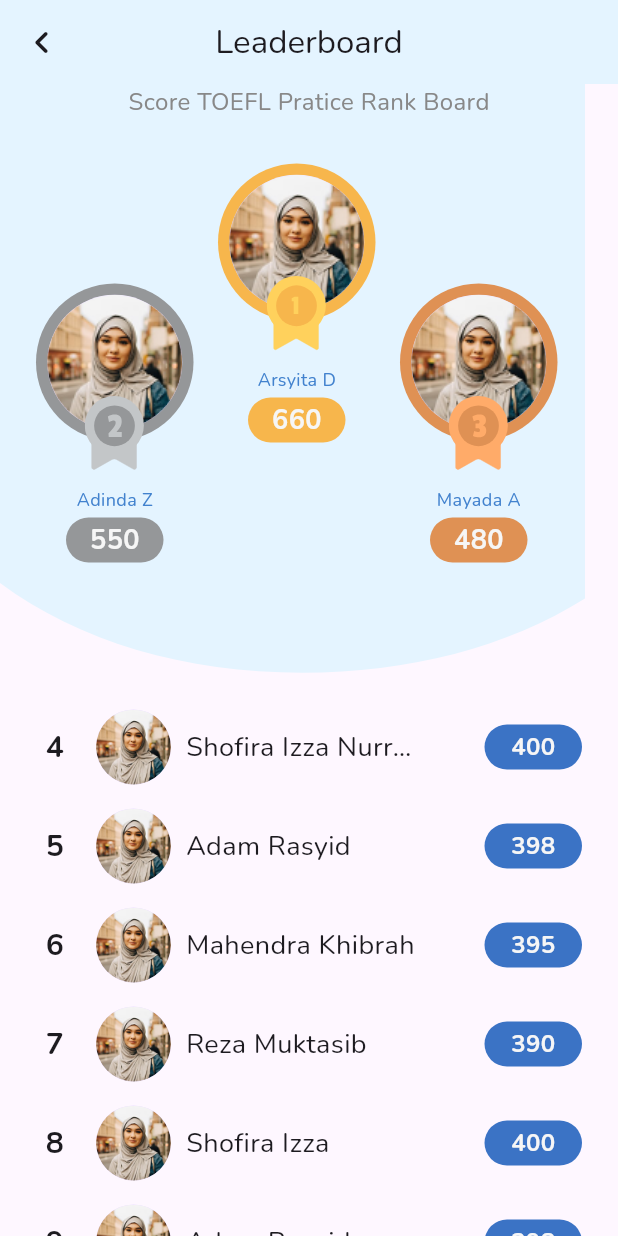
After one commit to MahendraKhibrah/toefl-app, a Flutter app: the RankPage screen opened by its route, on a phone screen of 412 x 824 dp. The commit adds this screen. Run offline on Flutter 3.47's test engine with Material 3 defaults, Android fonts, the light colour scheme and no system bars; our stand-ins replace dio, easy_debounce, easy_localization, flutter_riverpod, flutter_svg, flutter_widget_from_html and 8 more; accounts and stored records are empty; generated files the repository leaves out were written again; statements that could not run were skipped.

Commit message:
add rank page

```diff
--- /dev/null
+++ b/devtools_options.yaml
@@ -0,0 +1 @@
+extensions:
--- /dev/null
+++ b/lib/pages/rank_page.dart
@@ -0,0 +1,135 @@
+import 'package:flutter/cupertino.dart';
+import 'package:flutter/material.dart';
+import 'package:flutter/widgets.dart';
+import 'package:flutter_svg/svg.dart';
+import 'package:toefl/utils/colors.dart';
+import 'package:toefl/utils/hex_color.dart';
+import 'package:toefl/widgets/rank_page/list_rank.dart';
+import 'package:toefl/widgets/rank_page/profile_rank.dart';
+
+class RankPage extends StatefulWidget {
+  const RankPage({super.key});
+
+  @override
+  State<RankPage> createState() => _RankPageState();
+}
+
+class Player {
+  final String name;
+  final int score;
+
+  Player({required this.name, required this.score});
+}
+
+class _RankPageState extends State<RankPage> {
+  final List<Player> players = [
+    Player(name: 'Shofira Izza Nurrohmah', score: 400),
+    Player(name: 'Adam Rasyid', score: 398),
+    Player(name: 'Mahendra Khibrah', score: 395),
+    Player(name: 'Reza Muktasib', score: 390),
+    Player(name: 'Shofira Izza', score: 400),
+    Player(name: 'Adam Rasyid', score: 398),
+    Player(name: 'Mahendra Khibrah', score: 395),
+    Player(name: 'Reza Muktasib', score: 390),
+  ];
+
+  @override
+  Widget build(BuildContext context) {
+    return Scaffold(
+      appBar: AppBar(
+        scrolledUnderElevation: 0,
+        backgroundColor: HexColor(mariner100),
+        centerTitle: true,
+        leading: InkWell(
+          customBorder: RoundedRectangleBorder(
+            borderRadius: BorderRadius.circular(40),
+          ),
+          child: const Icon(
+            Icons.chevron_left_rounded,
+            size: 30,
+          ),
+          onTap: () {
+            Navigator.pop(context);
+          },
+        ),
+        title: const Text("Leaderboard"),
+      ),
+      body: Stack(
+        children: [
+          SvgPicture.asset(
+            'assets/images/bg_rank.svg',
+            fit: BoxFit.cover,
+          ),
+          Container(
+            padding: const EdgeInsets.symmetric(horizontal: 24.0),
+            alignment: Alignment.topCenter,
+            child: Column(
+              mainAxisAlignment: MainAxisAlignment.start,
+              children: [
+                Center(
+                  child: Text(
+                    "Score TOEFL Pratice Rank Board",
+                    style: TextStyle(
+                      fontSize: 16,
+                      color: HexColor(neutral60),
+                    ),
+                  ),
+                ),
+                const SizedBox(height: 30),
+                Row(
+                  mainAxisAlignment: MainAxisAlignment.spaceBetween,
+                  verticalDirection: VerticalDirection.up,
+                  children: <Widget>[
+                    Expanded(
+                      child: Transform.translate(
+                        offset: const Offset(0, 80),
+                        child: ProfileRank(
+                            name: "Adinda Z",
+                            score: 550,
+                            category: "Silver",
+                            rank: 2),
+                      ),
+                    ),
+                    Expanded(
+                      child: ProfileRank(
+                          name: "Arsyita D",
+                          score: 660,
+                          category: "Gold",
+                          rank: 1),
+                    ),
+                    Expanded(
+                      child: Transform.translate(
+                        offset: const Offset(0, 80),
+                        child: ProfileRank(
+                          name: "Mayada A",
+                          score: 480,
+                          category: "Bronze",
+                          rank: 3),
+                      ),
+                    ),
+                  ],
+                ),
+                const SizedBox(height: 170),
+                Expanded(
+                  child: ListView.builder(
+                    itemCount: players.length,
+                    itemBuilder: (context, index) {
+                      return Padding(
+                        padding: const EdgeInsets.symmetric(vertical: 8.0),
+                        child: ListRank(
+                          index: index + 4,
+                          name: players[index].name,
+                          score: players[index].score,
+                        ),
+                      );
+                    },
+                  ),
+                ),
+              ],
+            ),
+          ),
+        ],
+      ),
+    );
+  }
+}
--- a/lib/routes/route_key.dart
+++ b/lib/routes/route_key.dart
@@ -16,4 +16,5 @@ class RouteKey {
   static const testresult = '/test-result';
   static const simulationpage = '/simulation-page';
   static const reviewTestPage = '/review-test-page';
+  static const rank = '/rank';
 }
--- a/lib/routes/routes.dart
+++ b/lib/routes/routes.dart
@@ -11,6 +11,7 @@ import 'package:toefl/pages/full_test/simulation_page.dart';
 import 'package:toefl/pages/full_test/test_result_page.dart';
 import 'package:toefl/pages/login_page.dart';
 import 'package:toefl/pages/on_boarding.dart';
+import 'package:toefl/pages/rank_page.dart';
 import 'package:toefl/pages/regist_page.dart';
 import 'package:toefl/pages/games_page.dart';
 import 'package:toefl/pages/review_test/review_test_page.dart';
@@ -41,6 +42,7 @@ final routes = <String, Widget Function(BuildContext)>{
   RouteKey.testresult: (context) => const TestResultPage(),
   RouteKey.profile: (context) => const ProfilePage(),
   RouteKey.editProfile: (context) => EditProfile(),
+  RouteKey.rank:(context) => const RankPage(),
   RouteKey.openingLoadingTest: (context) {
     final Map<String, dynamic>? data =
         ModalRoute.of(context)?.settings.arguments as Map<String, dynamic>?;
--- a/lib/utils/colors.dart
+++ b/lib/utils/colors.dart
@@ -30,3 +30,7 @@ const mariner500 = "#569BDB";
 const mariner950 = "#20304B";
 const menuSoftBlue = "#2BBDFB";
 const softBlue = "#D9D9D9";
+
+const goldMedal = "#F7B64C";
+const silverMedal = "#959799";
+const bronzeMedal = "#DF9154";
--- a/lib/widgets/home_page/estimated_score.dart
+++ b/lib/widgets/home_page/estimated_score.dart
@@ -1,6 +1,7 @@
 import 'package:flutter/cupertino.dart';
 import 'package:flutter/material.dart';
 import 'package:flutter/widgets.dart';
+import 'package:toefl/routes/route_key.dart';
 import 'package:toefl/utils/colors.dart';
 import 'package:toefl/utils/hex_color.dart';
 
@@ -98,6 +99,21 @@ class EstimatedScore extends StatelessWidget {
                 borderRadius: BorderRadius.circular(10),
                 color: HexColor(mariner900)),
             margin: EdgeInsets.symmetric(horizontal: 24),
+            child: TextButton(
+                            onPressed: () {
+                              Navigator.pushNamed(context, RouteKey.rank);
+                            },
+                            child: Text(
+                              "Try",
+                              style: TextStyle(
+                                  fontSize: 16,
+                                  fontWeight: FontWeight.w800,
+                                  color: HexColor(mariner900)),
+                            ),
+                            style: ButtonStyle(
+                              backgroundColor: MaterialStateProperty.all<Color>(
+                                  Colors.white),
+                            )),
           ),
         ],
       ),
--- /dev/null
+++ b/lib/widgets/rank_page/list_rank.dart
@@ -0,0 +1,82 @@
+import 'package:flutter/cupertino.dart';
+import 'package:flutter/material.dart';
+import 'package:flutter/widgets.dart';
+import 'package:toefl/utils/colors.dart';
+import 'package:toefl/utils/hex_color.dart';
+
+class ListRank extends StatefulWidget {
+  final int index;
+  final String name;
+  final int score;
+  const ListRank(
+      {super.key,
+      required this.index,
+      required this.name,
+      required this.score});
+
+  @override
+  State<ListRank> createState() => _ListRankState();
+}
+
+class _ListRankState extends State<ListRank> {
+  @override
+  Widget build(BuildContext context) {
+    return Container(
+      child: Row(
+        mainAxisAlignment: MainAxisAlignment.spaceBetween,
+        children: [
+          Row(
+            children: [
+              Container(
+                width: 25, // Atur lebar tetap untuk teks indeks
+                alignment: Alignment.center, // Ratakan teks ke kanan
+                child: Text(
+                  widget.index.toString(),
+                  style: const TextStyle(
+                    fontSize: 20,
+                    fontWeight: FontWeight.bold,
+                  ),
+                ),
+              ),
+              const SizedBox(width: 15),
+              const CircleAvatar(
+                backgroundImage:
+                    AssetImage('assets/images/avatar_profile.png'),
+                radius: 25,
+              ),
+              const SizedBox(width: 10),
+              SizedBox(
+                width: 160, // Atur lebar maksimum teks
+                child: Text(
+                  widget.name,
+                  overflow: TextOverflow.ellipsis, // Tambahkan elipsis
+                  style: const TextStyle(
+                    fontSize: 18,
+                    fontWeight: FontWeight.w400,
+                  ),
+                ),
+              ),
+            ],
+          ),
+          Container(
+              alignment: Alignment.center,
+              width: 65,
+              height: 30,
+              decoration: BoxDecoration(
+                borderRadius: BorderRadius.circular(20),
+                shape: BoxShape.rectangle,
+                color: HexColor(mariner700),
+              ),
+              child: Text(
+                widget.score.toString(),
+                style: TextStyle(
+                  color: HexColor(neutral10),
+                  fontSize: 16,
+                  fontWeight: FontWeight.bold,
+                ),
+              )),
+        ],
+      ),
+    );
+  }
+}
--- /dev/null
+++ b/lib/widgets/rank_page/profile_rank.dart
@@ -0,0 +1,113 @@
+import 'package:flutter/material.dart';
+import 'package:flutter/widgets.dart';
+import 'package:flutter_svg/flutter_svg.dart';
+import 'package:toefl/utils/colors.dart';
+import 'package:toefl/utils/hex_color.dart';
+
+class ProfileRank extends StatefulWidget {
+  final String name;
+  final int score;
+  final int rank;
+  final String category;
+  const ProfileRank(
+      {super.key,
+      required this.name,
+      required this.score,
+      required this.category,
+      required this.rank});
+
+  @override
+  State<ProfileRank> createState() => _ProfileRankState();
+}
+
+class _ProfileRankState extends State<ProfileRank> {
+  late Color medalColor;
+  late String medalIcon;
+
+  @override
+  void initState() {
+    super.initState();
+    medalColor = widget.category == "Gold"
+        ? HexColor(goldMedal)
+        : widget.category == "Silver"
+            ? HexColor(silverMedal)
+            : widget.category == "Bronze"
+                ? HexColor(bronzeMedal)
+                : HexColor(neutral10);
+
+    medalIcon = widget.rank == 1
+        ? 'assets/images/gold_medal.svg'
+        : widget.rank == 2
+            ? 'assets/images/silver_medal.svg'
+            : widget.rank == 3
+                ? 'assets/images/bronze_medal.svg'
+                : 'assets/images/bronze_medal.svg';
+  }
+
+  @override
+  Widget build(BuildContext context) {
+    return Row(
+      children: [
+        Column(
+          crossAxisAlignment: CrossAxisAlignment.center,
+          children: [
+            Stack(
+              alignment: Alignment.center,
+              clipBehavior: Clip.none,
+              children: [
+                Container(
+                  width: 105,
+                  height: 105,
+                  decoration: BoxDecoration(
+                    shape: BoxShape.circle,
+                    color: medalColor,
+                  ),
+                ),
+                const CircleAvatar(
+                  backgroundImage:
+                      AssetImage('assets/images/avatar_profile.png'),
+                  radius: 45,
+                ),
+                Positioned(
+                  bottom: -20,
+                  child: SvgPicture.asset(
+                        medalIcon,
+                        width: 50,
+                        height: 50,
+                      ),
+                ),
+              ],
+            ),
+            const SizedBox(height: 30),
+            Text(
+              widget.name,
+              style: TextStyle(
+                fontSize: 12,
+                color: HexColor(mariner600),
+              ),
+            ),
+            const SizedBox(height: 4),
+            Container(
+              alignment: Alignment.center,
+              width: 65,
+              height: 30,
+              decoration: BoxDecoration(
+                borderRadius: BorderRadius.circular(20),
+                shape: BoxShape.rectangle,
+                color: medalColor,
+              ),
+              child: Text(
+                widget.score.toString(),
+                style: TextStyle(
+                  fontSize: 18,
+                  fontWeight: FontWeight.bold,
+                  color: HexColor(neutral10),
+                ),
+              ),
+            ),
+          ],
+        ),
+      ],
+    );
+  }
+}
```
Also changed, not shown: assets/images/bg_rank.svg (added), assets/images/bronze_medal.svg (added), assets/images/gold_medal.svg (added), assets/images/silver_medal.svg (added).
